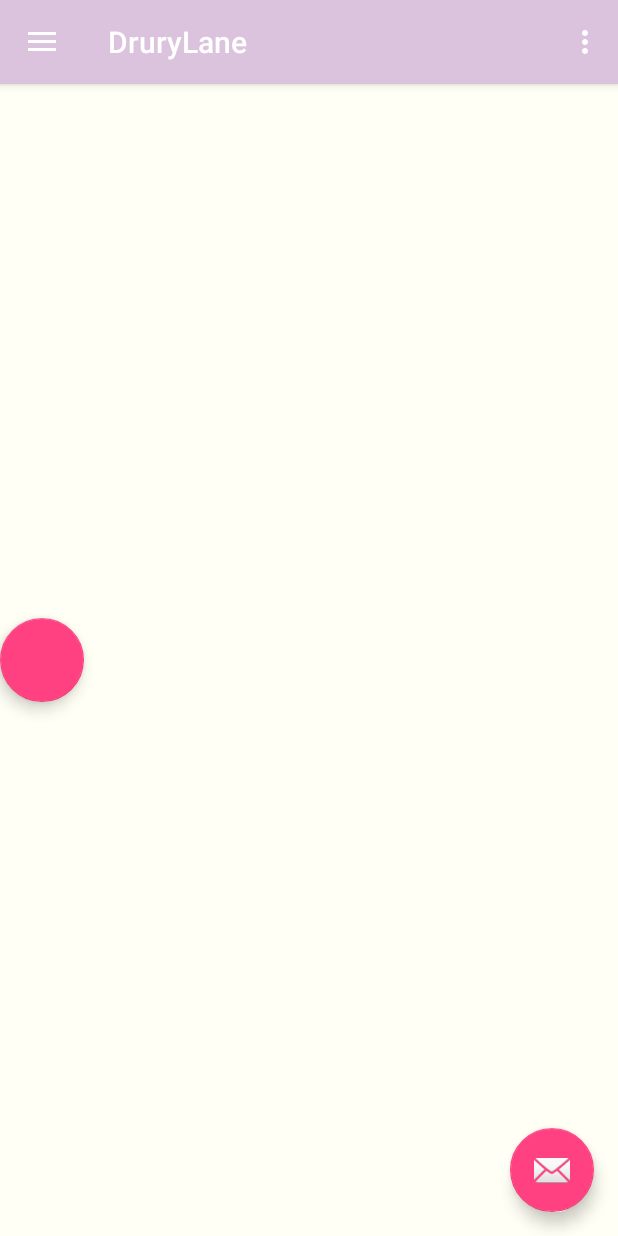
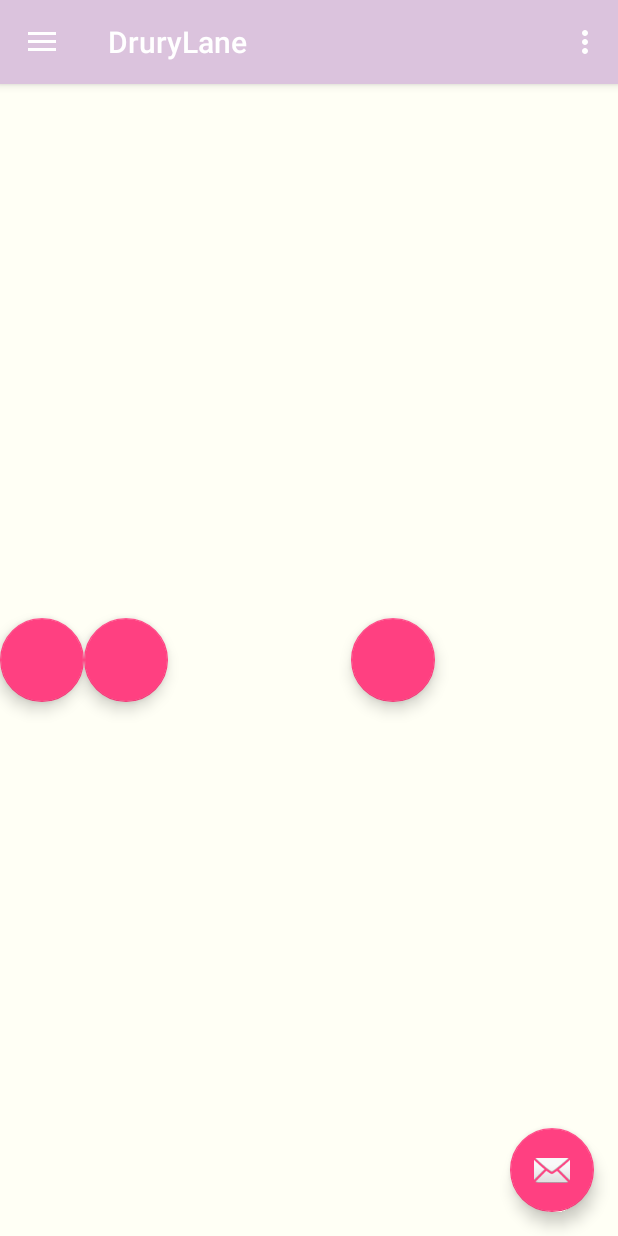
Before and after one commit to Abazzi/AndroidProject, an Android app: the screen it shows after launch (MainActivity), on a phone screen of 412 x 824 dp. Run offline under Robolectric (Android 15) with nearby library versions, the phone set to English and light mode, and no system bars.

Commit message:
Changed the Nav menu background color to white

```diff
--- a/app/src/main/res/layout/activity_main.xml
+++ b/app/src/main/res/layout/activity_main.xml
@@ -15,6 +15,7 @@
 
     <android.support.design.widget.NavigationView
         android:id="@+id/nav_view"
+        android:background="@color/white"
         android:layout_width="wrap_content"
         android:layout_height="match_parent"
         android:layout_gravity="start"
--- a/app/src/main/res/layout/fragment_main.xml
+++ b/app/src/main/res/layout/fragment_main.xml
@@ -1,4 +1,4 @@
-<LinearLayout xmlns:android="http://schemas.android.com/apk/res/android"
+<GridLayout xmlns:android="http://schemas.android.com/apk/res/android"
     xmlns:tools="http://schemas.android.com/tools"
     android:layout_width="match_parent"
     android:layout_height="match_parent"
@@ -13,4 +13,13 @@
         android:layout_height="wrap_content"
         android:layout_gravity="center"/>
 
-</LinearLayout>
+    <android.support.design.widget.FloatingActionButton
+        android:layout_width="wrap_content"
+        android:layout_height="wrap_content"
+        android:layout_gravity="center"/>
+
+    <android.support.design.widget.FloatingActionButton
+        android:layout_width="wrap_content"
+        android:layout_height="wrap_content"
+        android:layout_gravity="center"/>
+</GridLayout>
```
